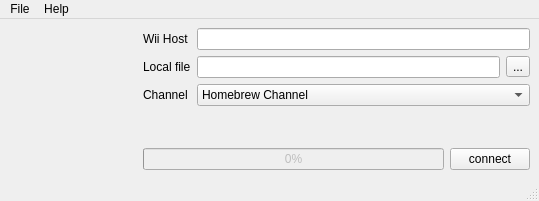
First picture: the form in c++/forms/mainform.ui, repository dev-0x7C6/qwiiload, before the edit.
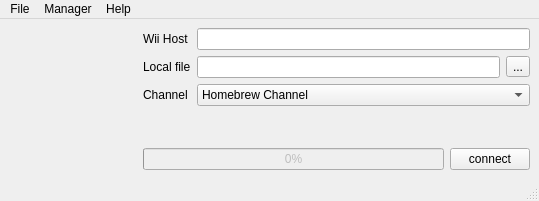
Second picture: the form after the edit. Icons and pictures are not drawn.

```diff
--- a/c++/forms/mainform.ui
+++ b/c++/forms/mainform.ui
@@ -181,7 +181,14 @@
     <addaction name="actionAboutQt" />
     <addaction name="actionAboutProgram" />
    </widget>
+   <widget class="QMenu" name="menuManager" >
+    <property name="title" >
+     <string>Manager</string>
+    </property>
+    <addaction name="actionManagerRun" />
+   </widget>
    <addaction name="menuFile" />
+   <addaction name="menuManager" />
    <addaction name="menuHelp" />
   </widget>
   <widget class="QStatusBar" name="statusbar" />
```
Left out of the diff: 8 changed lines with no effect on the pictures.
